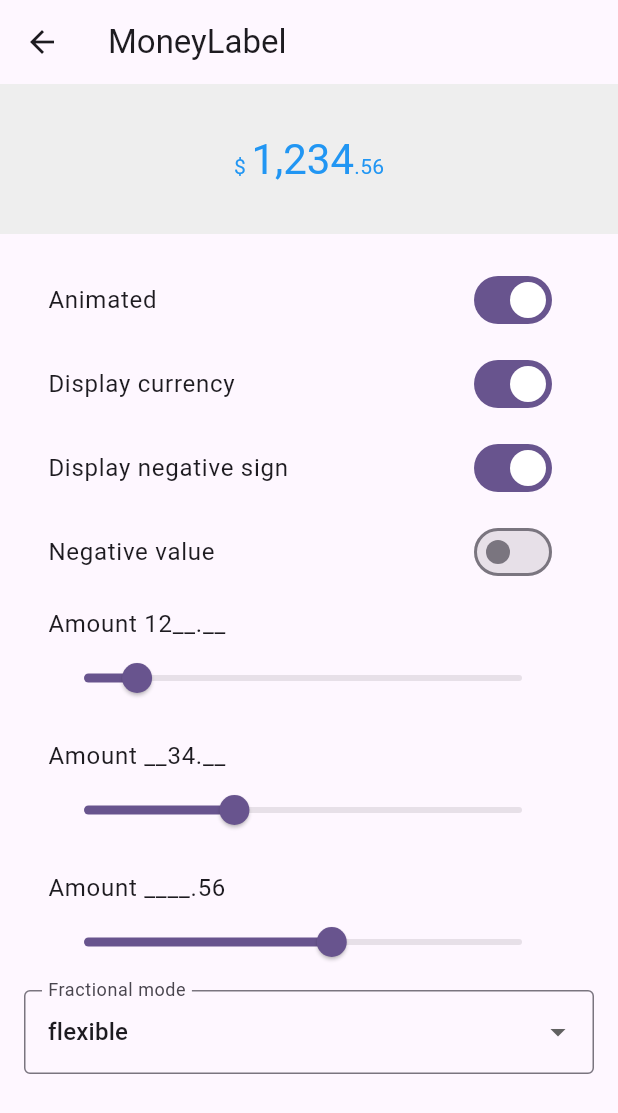
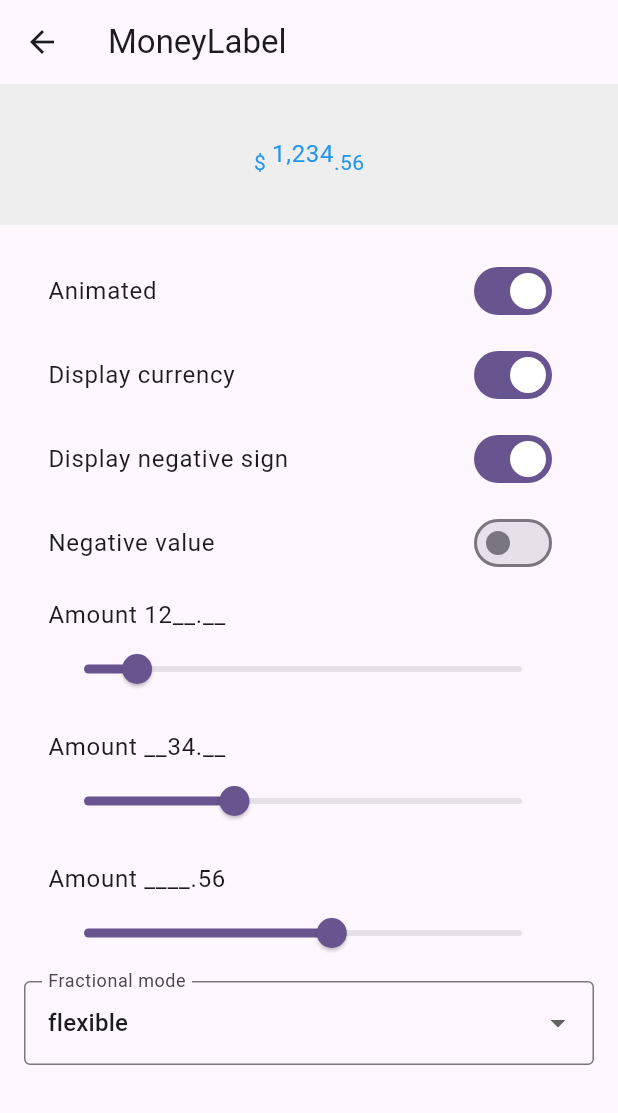
Before and after one commit to chris-rutkowski/commingle_money, a Flutter app: the MoneyLabelScreen screen opened directly, on a phone screen of 412 x 824 dp. Shown: the top 1113 px of the screen. Run offline on Flutter 3.47's test engine with Material 3 defaults, Android fonts, the phone set to English and light mode, and no system bars; drawn by our look-alikes of animated_flip_counter; our stand-ins replace decimal, equatable; missing offline and left inert: expressions.

Commit message:
no message

```diff
--- a/lib/src/widgets/money_label/money_label.dart
+++ b/lib/src/widgets/money_label/money_label.dart
@@ -34,9 +34,13 @@ final class MoneyLabel extends StatelessWidget {
   final AmountFormatSeparators separators;
 
   /// Text style used for the main amount text.
+  /// Can be provided here or via [MoneyLabelDefaults].
+  /// Alternatively will use the theme's `bodyLarge`.
   final TextStyle? primaryTextStyle;
 
   /// Text style used for secondary elements such as currency or decimals.
+  /// Can be provided here or via [MoneyLabelDefaults].
+  /// Alternatively will use the theme's `bodyMedium`.
   final TextStyle? secondaryTextStyle;
 
   /// Colour to use when the amount is positive.
@@ -163,7 +167,7 @@ final class MoneyLabel extends StatelessWidget {
   TextStyle _resolveEffectivePrimaryStyle(BuildContext context, Color? color) {
     final base =
         MoneyLabelDefaults.maybeOf(context)?.primaryTextStyle ??
-        Theme.of(context).textTheme.headlineMedium ??
+        Theme.of(context).textTheme.bodyLarge ??
         DefaultTextStyle.of(context).style;
 
     return base.merge(primaryTextStyle).copyWith(color: color);
```
